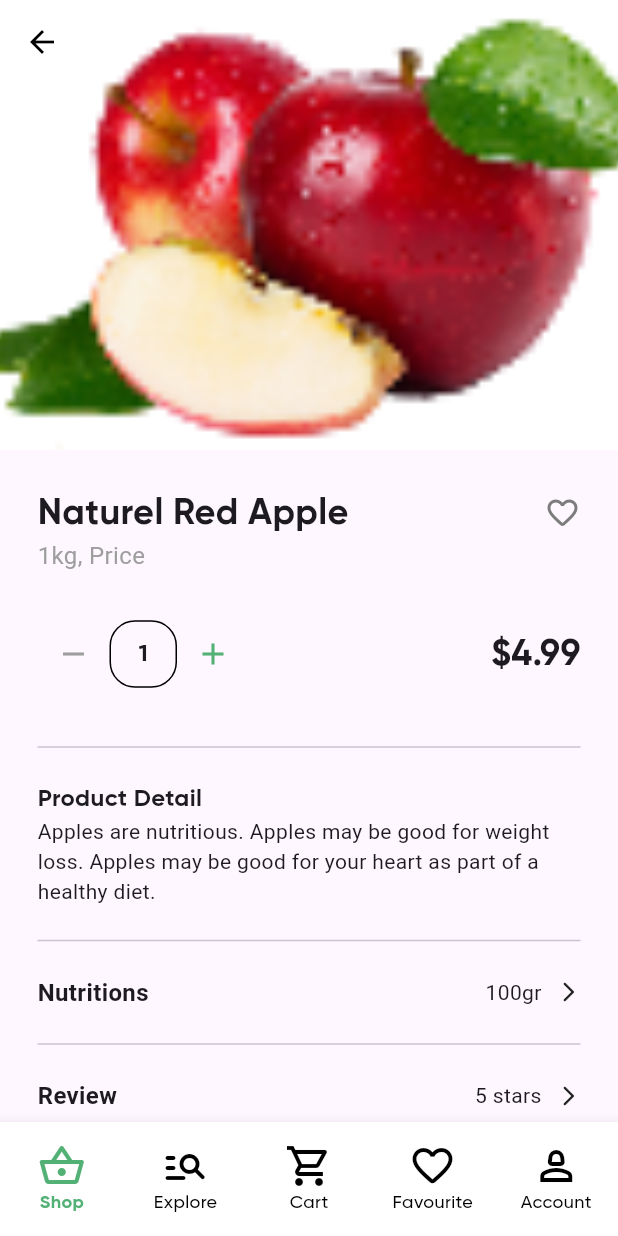
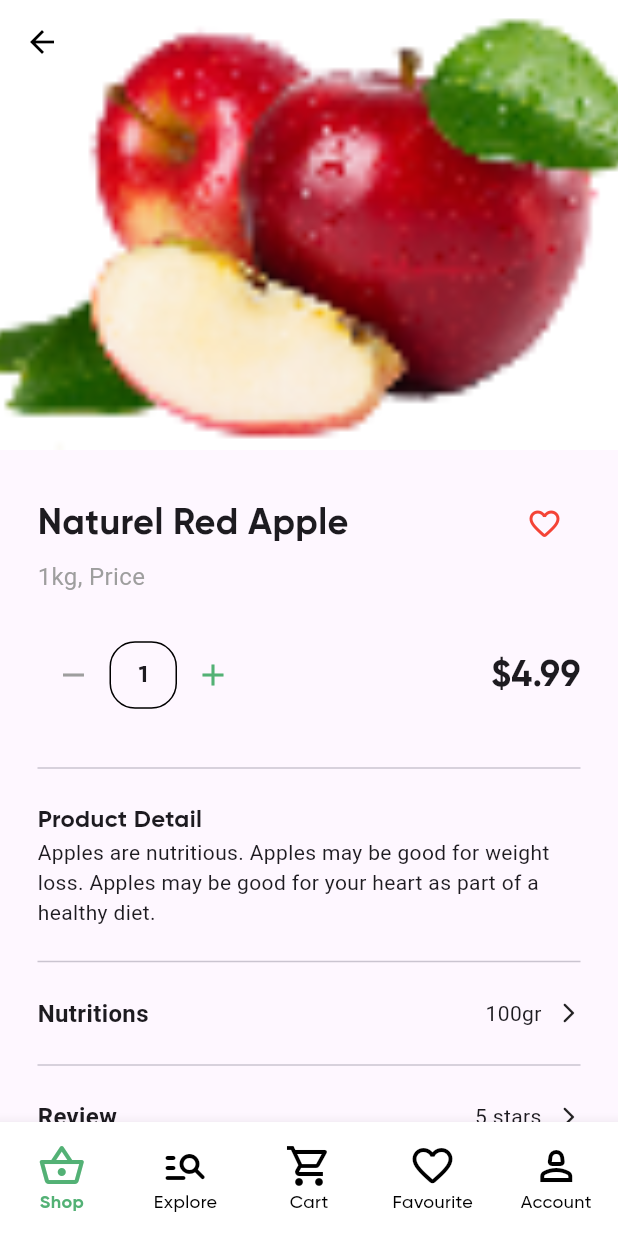
Before and after one commit to EspeonDev/Grocerystore, a Flutter app: the screen it shows after launch, scrolled down 576 dp, after a tap on the "add" icon, on a phone screen of 412 x 824 dp. Run offline on Flutter 3.47's test engine with Material 3 defaults, Android fonts, the phone set to English and light mode, and no system bars.

Commit message:
implemented favourite feature

```diff
--- a/lib/models/product_model.dart
+++ b/lib/models/product_model.dart
@@ -5,21 +5,23 @@ class Product {
   int quantity;
   final String imgPath;
   final String tag;
+  bool isFavourite;
 
-  Product(
-      this.id, this.name, this.price, this.quantity, this.imgPath, this.tag);
+  Product(this.id, this.name, this.price, this.quantity, this.imgPath, this.tag,
+      this.isFavourite);
 }
 
 List<Product> products = [
   Product(1, 'Naturel Red Apple', 4.99, 1, 'assets/images/apple.png',
-      r'Frash Fruits & Vegetable'),
+      r'Frash Fruits & Vegetable', true),
   Product(2, 'Organic Bananas', 5.23, 1, 'assets/images/bananas.jpg',
-      r'Frash Fruits & Vegetable'),
+      r'Frash Fruits & Vegetable', false),
   Product(3, 'Bell Pepper Red', 6.75, 1, 'assets/images/pepper.png',
-      r'Frash Fruits & Vegetable'),
+      r'Frash Fruits & Vegetable', false),
   Product(4, 'Ginger', 8.99, 1, 'assets/images/ginger.png',
-      r'Frash Fruits & Vegetable'),
-  Product(5, 'Beef Bone', 4.99, 1, 'assets/images/beef.png', r'Meat & Fish'),
+      r'Frash Fruits & Vegetable', false),
+  Product(
+      5, 'Beef Bone', 4.99, 1, 'assets/images/beef.png', r'Meat & Fish', false),
   Product(6, 'Broiler Chicken', 4.99, 1, 'assets/images/chicken.png',
-      r'Meat & Fish'),
+      r'Meat & Fish', false),
 ];
--- a/lib/screens/favourite_screen.dart
+++ b/lib/screens/favourite_screen.dart
@@ -3,10 +3,12 @@ import 'package:grocery_store/main.dart';
 import 'package:grocery_store/models/product_model.dart';
 
 class FavouriteScreen extends StatelessWidget {
-  const FavouriteScreen({super.key});
+  FavouriteScreen({super.key});
 
   @override
   Widget build(BuildContext context) {
+    final favouriteProducts =
+        products.where((product) => product.isFavourite).toList();
     return MaterialApp(
       debugShowCheckedModeBanner: false,
       home: Scaffold(
@@ -28,9 +30,9 @@ class FavouriteScreen extends StatelessWidget {
             children: [
               Expanded(
                 child: ListView.builder(
-                  itemCount: products.length,
+                  itemCount: favouriteProducts.length,
                   itemBuilder: (context, index) {
-                    final product = products[index];
+                    final product = favouriteProducts[index];
 
                     return Column(
                       children: [
--- a/lib/screens/product_detail.dart
+++ b/lib/screens/product_detail.dart
@@ -1,16 +1,14 @@
 import 'package:flutter/material.dart';
+import 'package:grocery_store/constants/text_styles.dart';
+import 'package:grocery_store/models/product_model.dart';
 
 class ProductDetail extends StatefulWidget {
-  const ProductDetail({
+  ProductDetail({
     super.key,
-    required this.title,
-    required this.price,
-    required this.imagePath,
+    required this.product,
   });
 
-  final String title;
-  final double price;
-  final String imagePath;
+  final Product product;
 
   @override
   State<ProductDetail> createState() => _ProductDetailState();
@@ -33,6 +31,12 @@ class _ProductDetailState extends State<ProductDetail> {
     });
   }
 
+  void favouriteToggle() {
+    setState(() {
+      widget.product.isFavourite = !widget.product.isFavourite;
+    });
+  }
+
   @override
   Widget build(BuildContext context) {
     return Scaffold(
@@ -48,7 +52,7 @@ class _ProductDetailState extends State<ProductDetail> {
             ),
             flexibleSpace: FlexibleSpaceBar(
               background: Image.asset(
-                widget.imagePath,
+                widget.product.imgPath,
                 fit: BoxFit.cover,
               ),
             ),
@@ -63,18 +67,21 @@ class _ProductDetailState extends State<ProductDetail> {
                     mainAxisAlignment: MainAxisAlignment.spaceBetween,
                     children: [
                       Text(
-                        widget.title,
+                        widget.product.name,
                         style: const TextStyle(
                           fontFamily: 'Gilroy',
                           fontSize: 24,
                           fontWeight: FontWeight.bold,
                         ),
                       ),
-                      const Icon(
-                        Icons.favorite_border_rounded,
-                        size: 24,
-                        color: Color(0xFF7C7C7C),
-                      ),
+                      IconButton(
+                        icon: Icon(Icons.favorite_border_rounded),
+                        iconSize: 24,
+                        color: widget.product.isFavourite
+                            ? Colors.red
+                            : Color(0xFF7C7C7C),
+                        onPressed: favouriteToggle,
+                      )
                     ],
                   ),
                   const Text(
@@ -121,7 +128,7 @@ class _ProductDetailState extends State<ProductDetail> {
                         ],
                       ),
                       Text(
-                        '\$${(widget.price * counter).toStringAsFixed(2)}',
+                        '\$${(widget.product.price * counter).toStringAsFixed(2)}',
                         style: const TextStyle(
                           fontFamily: 'Gilroy',
                           fontSize: 24,
@@ -159,7 +166,7 @@ class _ProductDetailState extends State<ProductDetail> {
                     height: 67,
                     child: ElevatedButton(
                       style: ElevatedButton.styleFrom(
-                        backgroundColor: const Color(0xFF53B175),
+                        backgroundColor: AppColor().mainGreenAppColor,
                         shape: RoundedRectangleBorder(
                           borderRadius: BorderRadius.circular(19),
                         ),
--- a/lib/widgets/card_widget.dart
+++ b/lib/widgets/card_widget.dart
@@ -1,4 +1,5 @@
 import 'package:flutter/material.dart';
+import 'package:grocery_store/constants/text_styles.dart';
 import 'package:grocery_store/models/product_model.dart';
 import 'package:grocery_store/screens/product_detail.dart';
 
@@ -60,11 +61,7 @@ class CardWidget extends StatelessWidget {
                 children: [
                   Text(
                     '\$${product.price.toStringAsFixed(2)}',
-                    style: const TextStyle(
-                      fontSize: 18,
-                      fontFamily: 'Gilroy',
-                      fontWeight: FontWeight.bold,
-                    ),
+                    style: AppTextStyles().firstStyle,
                   ),
                   GestureDetector(
                     child: Container(
@@ -86,9 +83,7 @@ class CardWidget extends StatelessWidget {
                         context,
                         MaterialPageRoute(
                           builder: (context) => ProductDetail(
-                            title: product.name,
-                            price: product.price,
-                            imagePath: product.imgPath,
+                            product: product,
                           ),
                         ),
                       );
```
